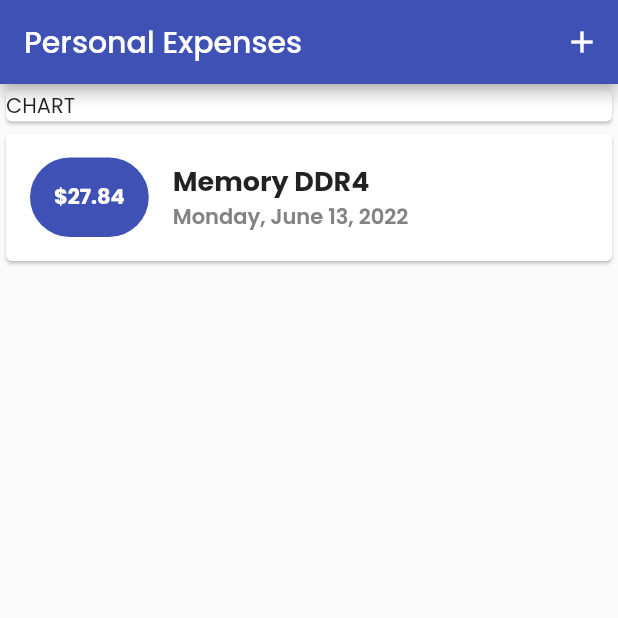
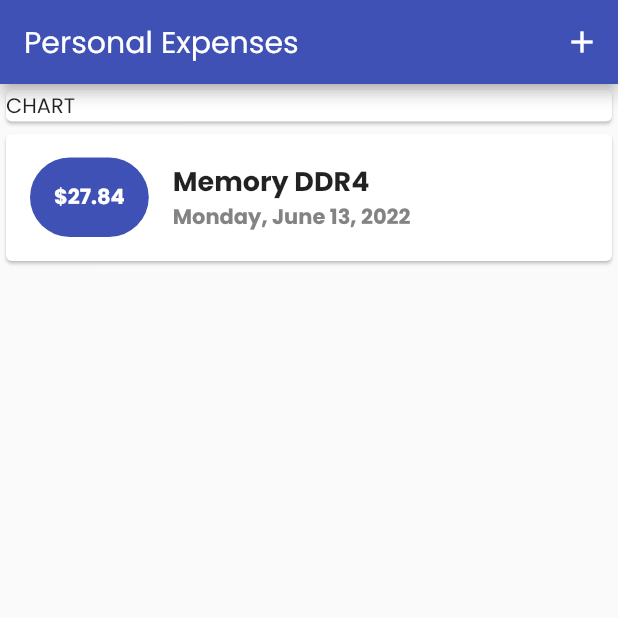
Before and after one commit to abdellatif-laghjaj/personal_expenses_app, a Flutter app: the screen it shows after launch, on a phone screen of 412 x 824 dp, the top half of it. Run offline on Flutter 3.47's test engine with Material 2 defaults, Android fonts, the phone set to English and light mode, and no system bars.

Commit message:
fix some bugs

```diff
--- a/lib/main.dart
+++ b/lib/main.dart
@@ -1,7 +1,5 @@
 // ignore_for_file: prefer_const_constructors, must_be_immutable
 import 'package:expense_app/widgets/transaction_list.dart';
-import 'package:google_fonts/google_fonts.dart';
-
 import './widgets/new_transaction.dart';
 import 'package:flutter/material.dart';
 import './models/transaction.dart';
@@ -16,7 +14,7 @@ class MyApp extends StatelessWidget {
         primarySwatch: Colors.indigo,
         // ignore: deprecated_member_use
         accentColor: Colors.amber,
-        fontFamily: GoogleFonts.poppins().fontFamily,
+        fontFamily: "Poppins",
       ),
       debugShowCheckedModeBanner: false,
       title: 'Personal Expenses',
```
Also changed, not shown: pubspec.yaml (+7 -8 lines), assets/fonts/poppins_med.otf (renamed from assets/fonts/poppinsmed.otf), pubspec.lock.
